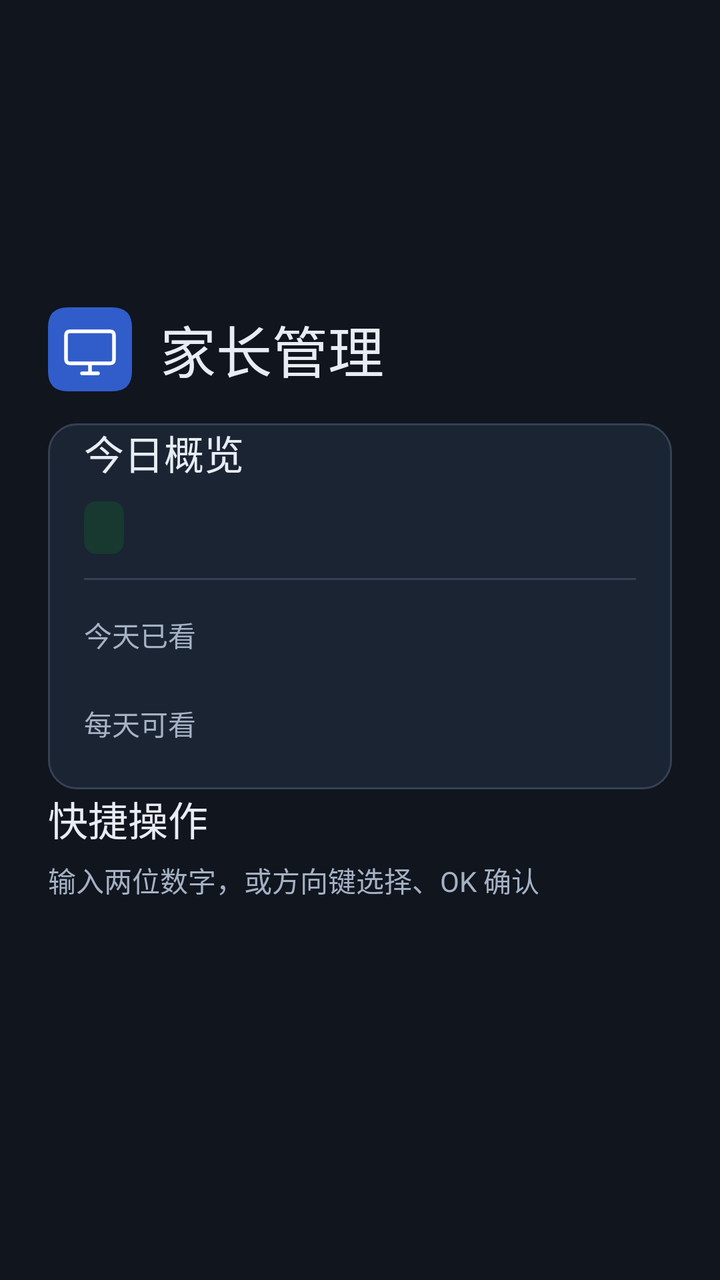
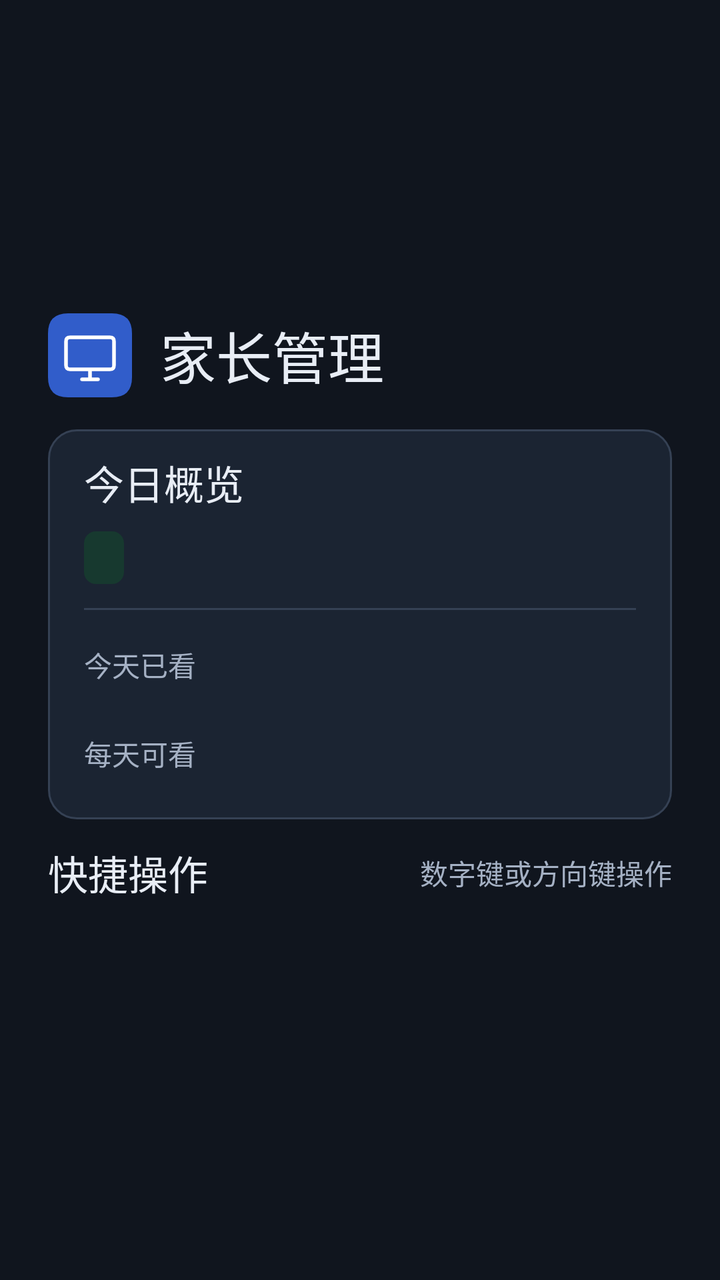

The first picture is an Android layout as it rendered before a commit; the second is the same layout after the commit. The layout source and the unified diff follow.
<!-- AndroidManifest.xml: activity theme Theme.TvGuard.Console -->
<!-- res/layout/activity_main.xml -->
<?xml version="1.0" encoding="utf-8"?>
<FrameLayout xmlns:android="http://schemas.android.com/apk/res/android"
    android:layout_width="match_parent"
    android:layout_height="match_parent"
    android:background="@color/panel_canvas"
    android:paddingStart="24dp"
    android:paddingTop="20dp"
    android:paddingEnd="24dp"
    android:paddingBottom="24dp">

    <ScrollView
        android:id="@+id/main_scroll"
        android:layout_width="match_parent"
        android:layout_height="wrap_content"
        android:layout_gravity="center"
        android:clipToPadding="false"
        android:descendantFocusability="afterDescendants"
        android:fillViewport="false"
        android:focusable="false"
        android:scrollbarStyle="outsideOverlay">

        <LinearLayout
            android:id="@+id/main_panel"
            android:layout_width="match_parent"
            android:layout_height="wrap_content"
            android:orientation="vertical">

            <LinearLayout
                android:layout_width="match_parent"
                android:layout_height="wrap_content"
                android:gravity="center_vertical"
                android:orientation="horizontal">

                <ImageView
                    android:layout_width="42dp"
                    android:layout_height="42dp"
                    android:importantForAccessibility="no"
                    android:src="@drawable/parent_tv_icon" />

                <LinearLayout
                    android:layout_width="0dp"
                    android:layout_height="wrap_content"
                    android:layout_marginStart="14dp"
                    android:layout_weight="1"
                    android:orientation="vertical">

                    <TextView
                        android:id="@+id/panel_title"
                        style="@style/PanelText.Title"
                        android:layout_width="match_parent"
                        android:layout_height="wrap_content"
                        android:text="家长管理" />

                </LinearLayout>
            </LinearLayout>

            <LinearLayout
                android:id="@+id/panel_columns"
                android:layout_width="match_parent"
                android:layout_height="wrap_content"
                android:layout_marginTop="16dp"
                android:baselineAligned="false"
                android:orientation="vertical">

                <LinearLayout
                    android:id="@+id/status_column"
                    android:layout_width="match_parent"
                    android:layout_height="wrap_content"
                    android:orientation="vertical">

                    <LinearLayout
                        android:id="@+id/status_card"
                        android:layout_width="match_parent"
                        android:layout_height="wrap_content"
                        android:background="@drawable/parent_card_bg"
                        android:orientation="vertical"
                        android:paddingStart="18dp"
                        android:paddingTop="0dp"
                        android:paddingEnd="18dp"
                        android:paddingBottom="18dp">

                        <TextView
                            android:id="@+id/status_heading"
                            style="@style/PanelText.Heading"
                            android:layout_width="match_parent"
                            android:layout_height="wrap_content"
                            android:text="今日概览" />

                        <TextView
                            android:id="@+id/status_text"
                            style="@style/PanelText.Caption"
                            android:layout_width="wrap_content"
                            android:layout_height="wrap_content"
                            android:layout_marginTop="10dp"
                            android:background="@drawable/parent_status_bg"
                            android:paddingStart="10dp"
                            android:paddingTop="5dp"
                            android:paddingEnd="10dp"
                            android:paddingBottom="5dp"
                            android:textColor="@color/panel_green" />

                        <TextView
                            android:id="@+id/today_override"
                            style="@style/PanelText.Caption"
                            android:layout_width="match_parent"
                            android:layout_height="wrap_content"
                            android:layout_marginTop="10dp"
                            android:text="今天不限时"
                            android:textColor="@color/panel_amber"
                            android:visibility="gone" />

                        <View
                            android:layout_width="match_parent"
                            android:layout_height="1dp"
                            android:layout_marginTop="12dp"
                            android:layout_marginBottom="12dp"
                            android:background="@color/panel_line" />

                        <LinearLayout
                            android:layout_width="match_parent"
                            android:layout_height="wrap_content"
                            android:gravity="center_vertical"
                            android:orientation="horizontal">

                            <TextView
                                style="@style/PanelText.Caption"
                                android:layout_width="0dp"
                                android:layout_height="wrap_content"
                                android:layout_weight="1"
                                android:text="今天已看" />

                            <TextView
                                android:id="@+id/used_time_value"
                                style="@style/PanelText.Value"
                                android:layout_width="wrap_content"
                                android:layout_height="wrap_content" />
                        </LinearLayout>

                        <LinearLayout
                            android:layout_width="match_parent"
                            android:layout_height="wrap_content"
                            android:layout_marginTop="14dp"
                            android:gravity="center_vertical"
                            android:orientation="horizontal">

                            <TextView
                                style="@style/PanelText.Caption"
                                android:layout_width="0dp"
                                android:layout_height="wrap_content"
                                android:layout_weight="1"
                                android:text="每天可看" />

                            <TextView
                                android:id="@+id/daily_limit_value"
                                style="@style/PanelText.Value"
                                android:layout_width="wrap_content"
                                android:layout_height="wrap_content" />
                        </LinearLayout>

                        <TextView
                            android:id="@+id/bonus_summary"
                            style="@style/PanelText.Caption"
                            android:layout_width="match_parent"
                            android:layout_height="wrap_content"
                            android:layout_marginTop="12dp"
                            android:textColor="@color/panel_blue_text"
                            android:visibility="gone" />
                    </LinearLayout>

                    <TextView
                        android:id="@+id/update_text"
                        style="@style/PanelText.Caption"
                        android:layout_width="match_parent"
                        android:layout_height="wrap_content"
                        android:layout_marginTop="12dp"
                        android:lineSpacingExtra="3dp"
                        android:textColor="@color/panel_blue_text"
                        android:visibility="gone" />

                    <TextView
                        android:id="@+id/warn_text"
                        style="@style/PanelText.Caption"
                        android:layout_width="match_parent"
                        android:layout_height="wrap_content"
                        android:layout_marginTop="12dp"
                        android:background="@drawable/parent_notice_bg"
                        android:lineSpacingExtra="3dp"
                        android:padding="12dp"
                        android:textColor="@color/panel_amber"
                        android:visibility="gone" />
                </LinearLayout>

                <LinearLayout
                    android:id="@+id/menu_column"
                    android:layout_width="match_parent"
                    android:layout_height="wrap_content"
                    android:orientation="vertical">

                    <TextView
                        android:id="@+id/menu_heading"
                        style="@style/PanelText.Heading"
                        android:layout_width="match_parent"
                        android:layout_height="wrap_content"
                        android:text="快捷操作" />

                    <TextView
                        android:id="@+id/menu_hint"
                        style="@style/PanelText.Caption"
                        android:layout_width="match_parent"
                        android:layout_height="wrap_content"
                        android:layout_marginTop="6dp"
                        android:layout_marginBottom="4dp"
                        android:text="输入两位数字，或方向键选择、OK 确认" />

                    <LinearLayout
                        android:id="@+id/menu_actions"
                        android:layout_width="match_parent"
                        android:layout_height="wrap_content"
                        android:baselineAligned="false"
                        android:descendantFocusability="afterDescendants"
                        android:orientation="vertical" />
                </LinearLayout>
            </LinearLayout>

            <TextView
                android:id="@+id/version_text"
                style="@style/PanelText.Caption"
                android:layout_width="match_parent"
                android:layout_height="wrap_content"
                android:layout_marginTop="12dp" />
        </LinearLayout>
    </ScrollView>
</FrameLayout>
<!-- resources referenced by this layout -->
<resources>
  <color name="panel_amber">#F3C478</color>
  <color name="panel_blue_text">#9AB9FF</color>
  <color name="panel_canvas">#10151E</color>
  <color name="panel_green">#90D9B3</color>
  <color name="panel_line">#354154</color>
  <!-- drawable parent_card_bg (drawable) -->
  <?xml version="1.0" encoding="utf-8"?>
  <shape xmlns:android="http://schemas.android.com/apk/res/android">
      <solid android:color="@color/panel_surface" />
      <stroke android:width="1dp" android:color="@color/panel_line" />
      <corners android:radius="14dp" />
  </shape>
  <!-- drawable parent_notice_bg (drawable) -->
  <?xml version="1.0" encoding="utf-8"?>
  <shape xmlns:android="http://schemas.android.com/apk/res/android">
      <solid android:color="@color/panel_amber_soft" />
      <corners android:radius="10dp" />
  </shape>
  <!-- drawable parent_status_bg (drawable) -->
  <?xml version="1.0" encoding="utf-8"?>
  <shape xmlns:android="http://schemas.android.com/apk/res/android">
      <solid android:color="@color/panel_green_soft" />
      <corners android:radius="6dp" />
  </shape>
  <!-- drawable parent_tv_icon (drawable) -->
  <?xml version="1.0" encoding="utf-8"?>
  <vector xmlns:android="http://schemas.android.com/apk/res/android"
      android:width="42dp" android:height="42dp"
      android:viewportWidth="42" android:viewportHeight="42">
      <path android:fillColor="@color/panel_blue" android:pathData="M10,0H32Q42,0 42,10V32Q42,42 32,42H10Q0,42 0,32V10Q0,0 10,0" />
      <path android:fillColor="@android:color/transparent" android:strokeColor="#FFFFFF"
          android:strokeWidth="1.8" android:strokeLineCap="round" android:strokeLineJoin="round"
          android:pathData="M11,12H31Q33,12 33,14V26Q33,28 31,28H11Q9,28 9,26V14Q9,12 11,12ZM17,33H25M21,28V33" />
  </vector>
  <style name="PanelText.Caption">
          <item name="android:textColor">@color/panel_muted</item>
          <item name="android:textSize">14sp</item>
      </style>
  <style name="PanelText.Heading">
          <item name="android:fontFamily">sans-serif-medium</item>
          <item name="android:textSize">20sp</item>
      </style>
  <style name="PanelText.Title">
          <item name="android:fontFamily">sans-serif-medium</item>
          <item name="android:textSize">28sp</item>
      </style>
  <style name="PanelText.Value">
          <item name="android:fontFamily">sans-serif-medium</item>
          <item name="android:textSize">26sp</item>
      </style>
  <style name="Theme.TvGuard.Console" parent="@android:style/Theme.DeviceDefault.NoActionBar">
          <item name="android:windowBackground">@android:color/transparent</item>
          <item name="android:windowIsTranslucent">true</item>
          <item name="android:backgroundDimEnabled">false</item>
          <item name="android:windowNoTitle">true</item>
          <item name="android:windowContentOverlay">@null</item>
          <item name="android:windowAnimationStyle">@null</item>
      </style>
  <color name="panel_surface">#1B2432</color>
  <color name="panel_amber_soft">#332A1D</color>
  <color name="panel_green_soft">#17392F</color>
  <color name="panel_blue">#315DCA</color>
  <color name="panel_muted">#A5B1C4</color>
</resources>

<!-- the commit's change to res/layout/activity_main.xml (unified diff, before → after) -->
@@ -75,7 +75,7 @@
                         android:background="@drawable/parent_card_bg"
                         android:orientation="vertical"
                         android:paddingStart="18dp"
-                        android:paddingTop="0dp"
+                        android:paddingTop="12dp"
                         android:paddingEnd="18dp"
                         android:paddingBottom="18dp">
 
@@ -196,21 +196,30 @@
                     android:layout_height="wrap_content"
                     android:orientation="vertical">
 
-                    <TextView
-                        android:id="@+id/menu_heading"
-                        style="@style/PanelText.Heading"
-                        android:layout_width="match_parent"
-                        android:layout_height="wrap_content"
-                        android:text="快捷操作" />
-
-                    <TextView
-                        android:id="@+id/menu_hint"
-                        style="@style/PanelText.Caption"
-                        android:layout_width="match_parent"
-                        android:layout_height="wrap_content"
-                        android:layout_marginTop="6dp"
-                        android:layout_marginBottom="4dp"
-                        android:text="输入两位数字，或方向键选择、OK 确认" />
+                    <LinearLayout
+                        android:layout_width="match_parent"
+                        android:layout_height="wrap_content"
+                        android:paddingTop="12dp"
+                        android:gravity="center_vertical"
+                        android:orientation="horizontal">
+
+                        <TextView
+                            android:id="@+id/menu_heading"
+                            style="@style/PanelText.Heading"
+                            android:layout_width="wrap_content"
+                            android:layout_height="wrap_content"
+                            android:text="快捷操作" />
+
+                        <TextView
+                            android:id="@+id/menu_hint"
+                            style="@style/PanelText.Caption"
+                            android:layout_width="0dp"
+                            android:layout_height="wrap_content"
+                            android:layout_marginStart="12dp"
+                            android:layout_weight="1"
+                            android:gravity="end"
+                            android:text="数字键或方向键操作" />
+                    </LinearLayout>
 
                     <LinearLayout
                         android:id="@+id/menu_actions"
